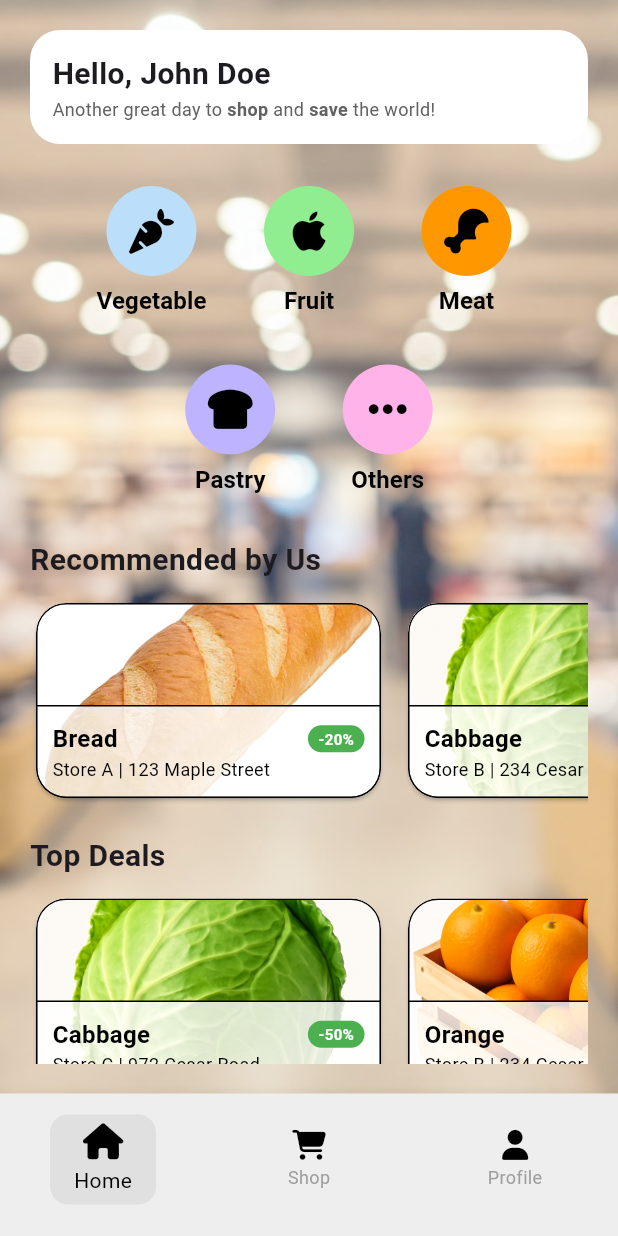
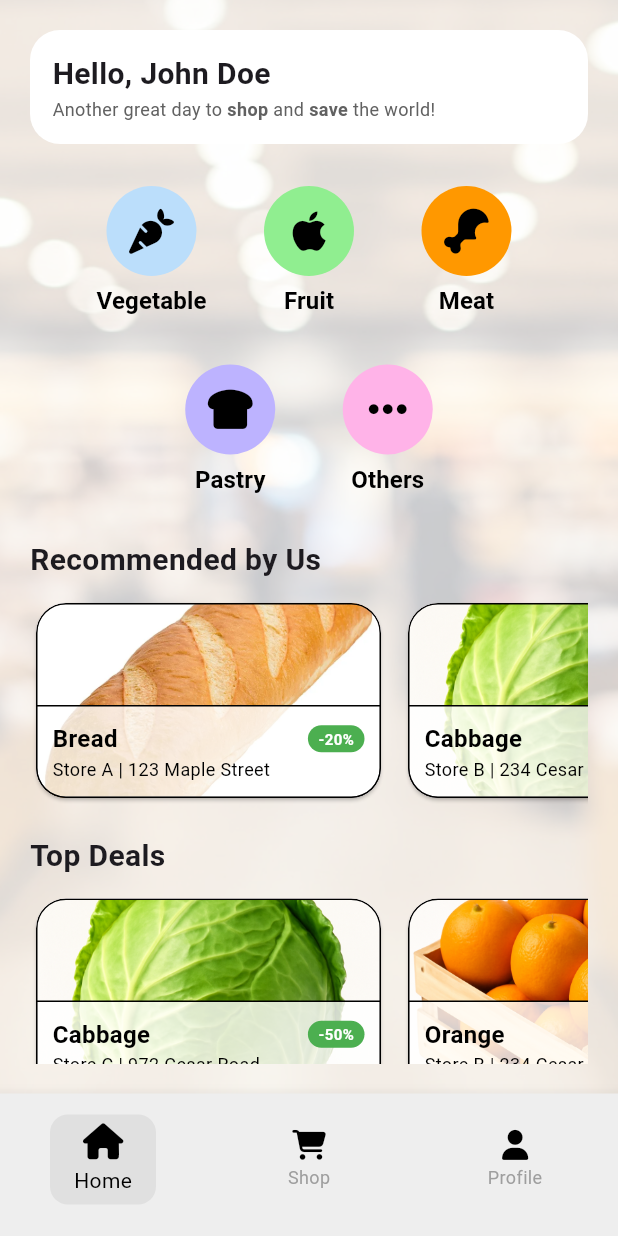
Before and after one commit to yaboywf/refresh-deals, a Flutter app: the BuyerHomepage screen opened by its route, on a phone screen of 412 x 824 dp. Run offline on Flutter 3.47's test engine with Material 3 defaults, Android fonts, the light colour scheme and no system bars; our stand-ins replace font_awesome_flutter; statements that could not run were skipped.

Commit message:
updated the bg image

```diff
--- a/lib/widgets/background.dart
+++ b/lib/widgets/background.dart
@@ -4,7 +4,12 @@ class Background extends StatelessWidget {
   final Widget child;
   final String imagePath;
   final double padding;
-  const Background({super.key, required this.child, this.imagePath = "images/authentication_bg.jpg", this.padding = 0});
+  const Background({
+    super.key,
+    required this.child,
+    this.imagePath = "images/authentication_bg.jpg",
+    this.padding = 0,
+  });
 
   @override
   Widget build(BuildContext context) {
@@ -17,10 +22,13 @@ class Background extends StatelessWidget {
         image: DecorationImage(
           image: AssetImage(imagePath),
           fit: BoxFit.cover,
-          colorFilter: ColorFilter.mode(
-            Color.fromRGBO(255, 255, 255, 1.0),
-            BlendMode.softLight,
-          ),
+          colorFilter:
+              imagePath != "images/authentication_bg.jpg"
+                  ? ColorFilter.mode(
+                    Color.fromRGBO(255, 255, 255, 1.0),
+                    BlendMode.softLight,
+                  )
+                  : null,
         ),
       ),
       padding: EdgeInsets.all(padding),
```
Also changed, not shown: images/content_bg.jpg.
